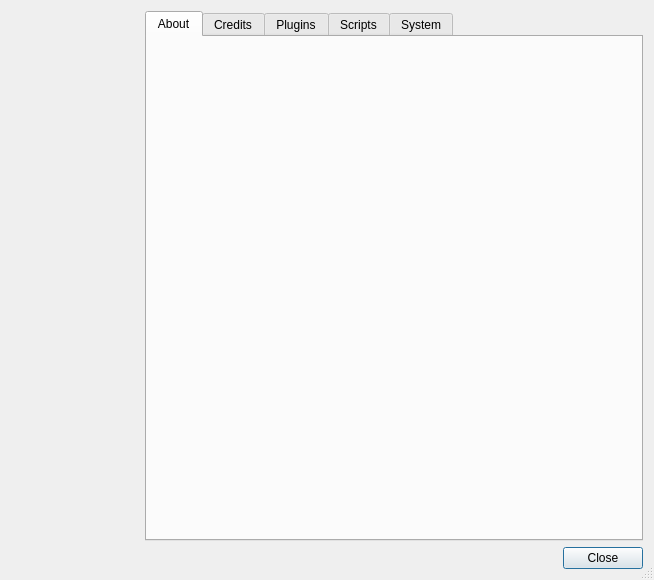
Qt form scripts/Help/About/AboutDialog.ui (qcad/qcad) before a commit.
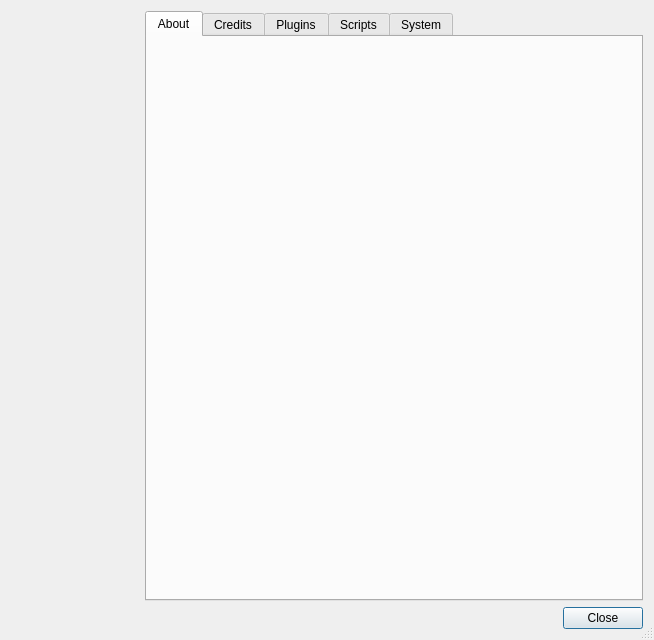
The same form after that commit. Icons and pictures are not drawn.

Commit message: add information about Qt

```diff
--- a/scripts/Help/About/AboutDialog.ui
+++ b/scripts/Help/About/AboutDialog.ui
@@ -7,7 +7,7 @@
     <x>0</x>
     <y>0</y>
     <width>654</width>
-    <height>580</height>
+    <height>640</height>
    </rect>
   </property>
   <property name="sizeGripEnabled">
```
The commit also changes 1 other file.
